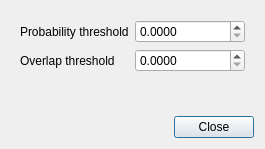
The window that exhale/resources/ui/segmentation_options_dialog.ui (ctroein/exhale) describes before a commit, drawn with Qt 5.
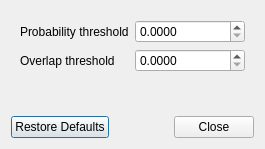
The same window after the commit.

What changed in the file:
```diff
--- a/exhale/resources/ui/segmentation_options_dialog.ui
+++ b/exhale/resources/ui/segmentation_options_dialog.ui
@@ -152,7 +152,7 @@
    <item>
     <widget class="QDialogButtonBox" name="buttonBox">
      <property name="standardButtons">
-      <set>QDialogButtonBox::Close</set>
+      <set>QDialogButtonBox::RestoreDefaults|QDialogButtonBox::Close</set>
      </property>
     </widget>
    </item>
```
